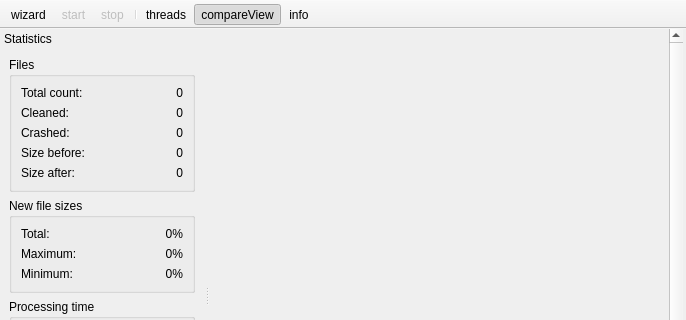
This is src/mainwindow.ui in RazrFalcon/svgcleaner as Qt 5 draws it before an edit; both pictures show x 0 to 686 and y 0 to 320 of the 686 by 560 pixel window. The edited form follows.
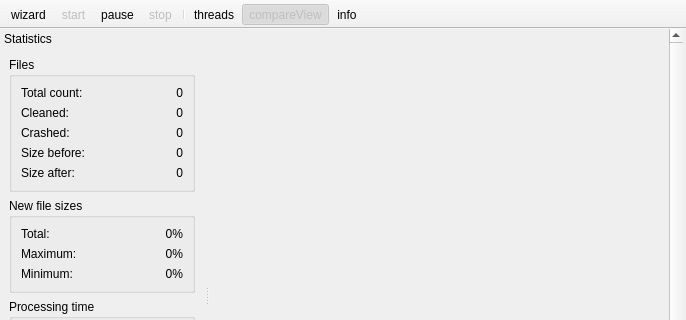
This is the edited form.

Commit message:
Added tooltips for icon thumbs. Added "pause". Fixed crashes with stop. All interface now build in qt. New keys for script. Added translations support. New presets style. Few other fixes.
Alpha release.

Diff of the .ui file:
```diff
--- a/src/mainwindow.ui
+++ b/src/mainwindow.ui
@@ -107,6 +107,7 @@
    </attribute>
    <addaction name="actionWizard"/>
    <addaction name="actionStart"/>
+   <addaction name="actionPause"/>
    <addaction name="actionStop"/>
    <addaction name="separator"/>
    <addaction name="actionThreads"/>
@@ -491,6 +492,9 @@
    <property name="checked">
     <bool>true</bool>
    </property>
+   <property name="enabled">
+    <bool>false</bool>
+   </property>
    <property name="text">
     <string notr="true">compareView</string>
    </property>
@@ -498,6 +502,11 @@
     <string>Compare view</string>
    </property>
   </action>
+  <action name="actionPause">
+   <property name="text">
+    <string notr="true">pause</string>
+   </property>
+  </action>
  </widget>
  <resources/>
  <connections/>
```
Left out of the diff: 40 changed lines with no effect on the pictures. The commit also changes 35 other files.
